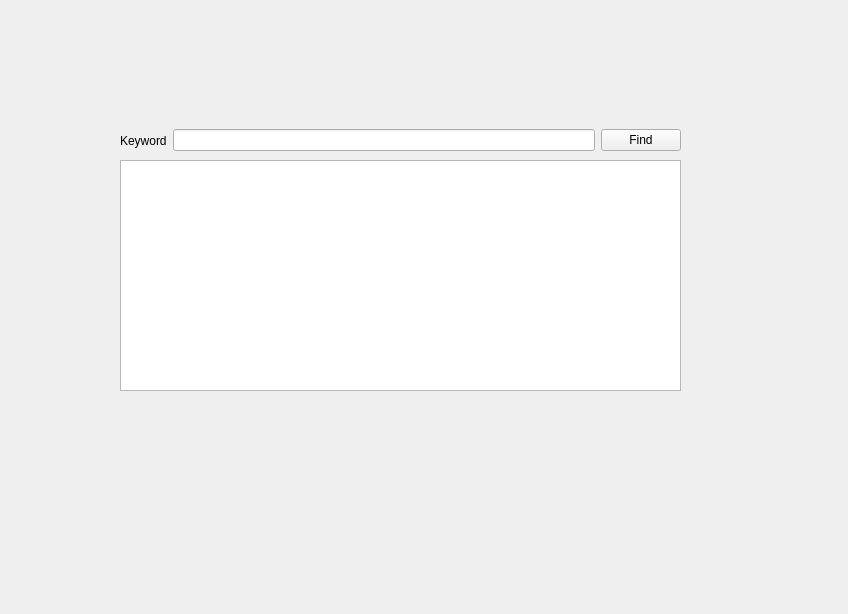
Qt form TextFinder/textfinder.ui (CLeeHone/simple-qt-text-finder) before a commit.
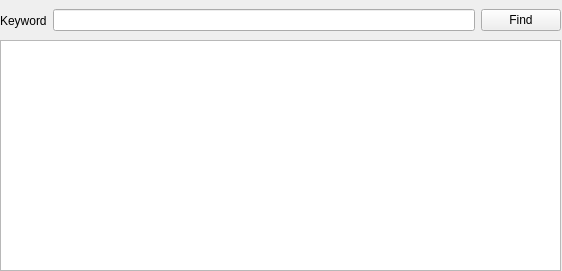
The same form after that commit.

Commit message: Remove blank space around widgets

The edit to the form file:
```diff
--- a/TextFinder/textfinder.ui
+++ b/TextFinder/textfinder.ui
@@ -6,8 +6,8 @@
    <rect>
     <x>0</x>
     <y>0</y>
-    <width>848</width>
-    <height>614</height>
+    <width>562</width>
+    <height>271</height>
    </rect>
   </property>
   <property name="windowTitle">
@@ -16,8 +16,8 @@
   <widget class="QWidget" name="horizontalLayoutWidget">
    <property name="geometry">
     <rect>
-     <x>120</x>
-     <y>120</y>
+     <x>0</x>
+     <y>0</y>
      <width>561</width>
      <height>41</height>
     </rect>
@@ -45,8 +45,8 @@
   <widget class="QWidget" name="verticalLayoutWidget">
    <property name="geometry">
     <rect>
-     <x>120</x>
-     <y>160</y>
+     <x>0</x>
+     <y>40</y>
      <width>561</width>
      <height>231</height>
     </rect>
```
The commit also changes 5 other files.
